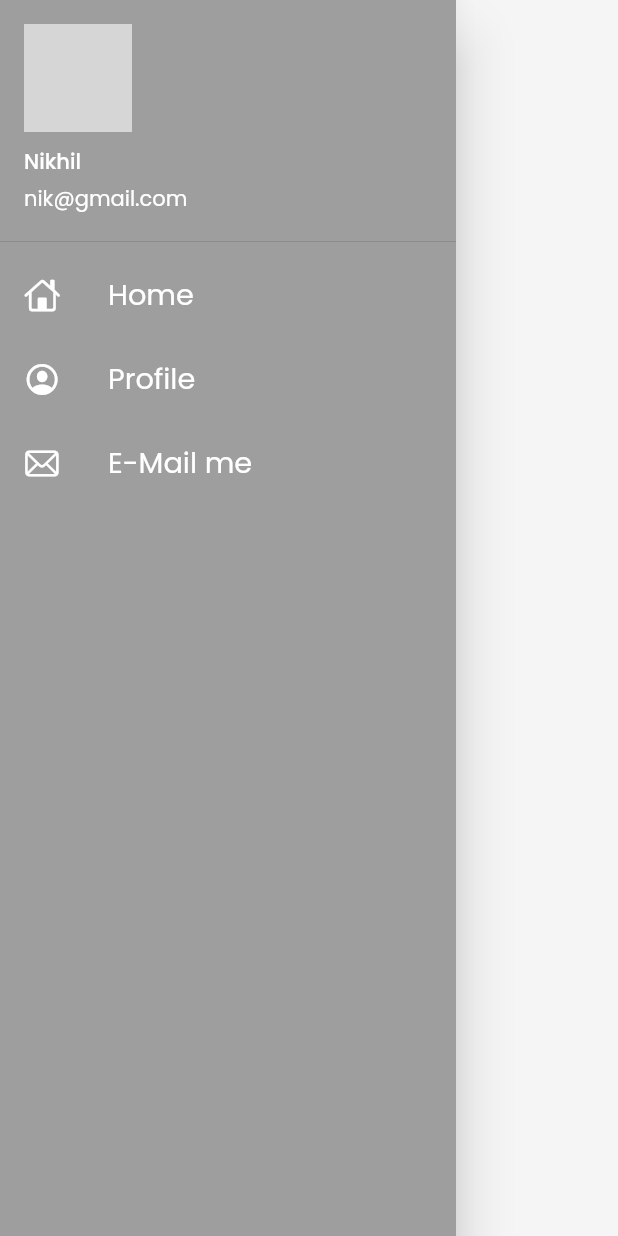
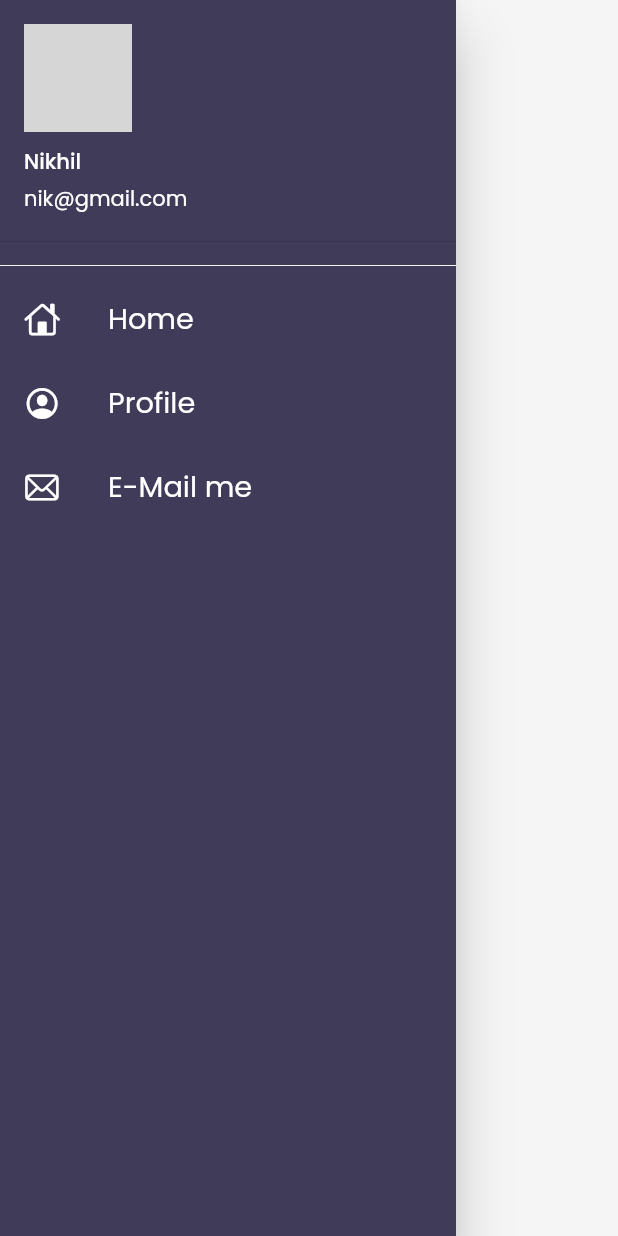
Before and after one commit to nik8424/FlutterApp, a Flutter app: the MyDrawer widget shown alone on an empty page, opened directly, on a phone screen of 412 x 824 dp. Run offline on Flutter 3.47's test engine with Material 2 defaults, Android fonts, the phone set to English and light mode, and no system bars; our stand-ins replace google_fonts, velocity_x; network calls fail; grey boxes are pictures that could not be loaded.

Commit message:
day 23 completed

```diff
--- a/lib/widgets/drawer.dart
+++ b/lib/widgets/drawer.dart
@@ -1,7 +1,8 @@
-// ignore_for_file: prefer_const_constructors, duplicate_ignore, prefer_const_literals_to_create_immutables
+// ignore_for_file: prefer_const_constructors, duplicate_ignore, prefer_const_literals_to_create_immutables, deprecated_member_use
 
 import 'package:flutter/cupertino.dart';
 import 'package:flutter/material.dart';
+import 'package:flutter_application_1/widgets/themes.dart';
 
 class MyDrawer extends StatelessWidget {
   const MyDrawer({Key? key}) : super(key: key);
@@ -12,7 +13,7 @@ class MyDrawer extends StatelessWidget {
         "https://cdn.pixabay.com/photo/2016/11/18/23/38/child-1837375_960_720.png";
     return Drawer(
       child: Container(
-        color: Colors.grey,
+        color: MyTheme.darkBluishColor,
         child: ListView(
           padding: EdgeInsets.zero,
           children: [
@@ -23,7 +24,7 @@ class MyDrawer extends StatelessWidget {
               child: UserAccountsDrawerHeader(
                 margin: EdgeInsets.zero,
                 decoration: BoxDecoration(
-                  color: Colors.grey,
+                  color: MyTheme.darkBluishColor,
                 ),
                 accountName: Text("Nikhil"),
                 accountEmail: Text("nik@gmail.com"),
@@ -32,7 +33,11 @@ class MyDrawer extends StatelessWidget {
                 ),
               ),
             ),
+            Divider(
+              color: MyTheme.creamColor,
+            ),
             ListTile(
+              onTap: () {},
               leading: Icon(
                 CupertinoIcons.home,
                 color: Colors.white,
--- a/pubspec.yaml
+++ b/pubspec.yaml
@@ -35,6 +35,7 @@ dependencies:
   cupertino_icons: ^1.0.2
   google_fonts: ^2.1.0
   velocity_x: ^3.3.0
+  url_launcher: ^6.0.12
 
 dev_dependencies:
   flutter_test:
```
Also changed, not shown: pubspec.lock.
